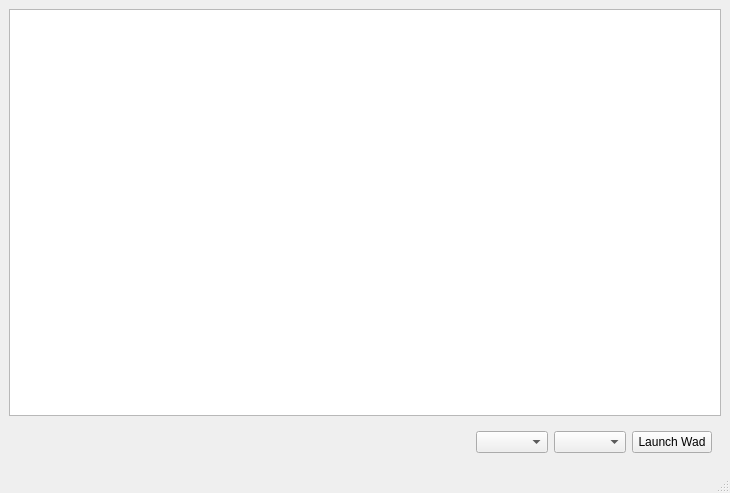
Above: src/main/resources/base/template/wadlauncher.ui from karlpet/WadLauncher before the change. Below: the same form after it.
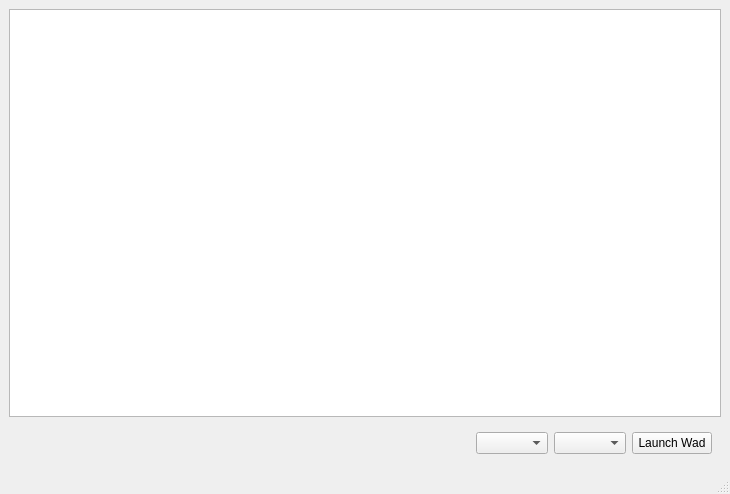
That is the form after the change.

Commit message: Refactor entire app to use Model and QModels for views.

```diff
--- a/src/main/resources/base/template/wadlauncher.ui
+++ b/src/main/resources/base/template/wadlauncher.ui
@@ -7,7 +7,7 @@
     <x>0</x>
     <y>0</y>
     <width>730</width>
-    <height>493</height>
+    <height>494</height>
    </rect>
   </property>
   <property name="windowTitle">
@@ -16,7 +16,7 @@
   <widget class="QWidget" name="centralwidget">
    <layout class="QVBoxLayout" name="verticalLayout_2">
     <item>
-     <widget class="QListWidget" name="WadList"/>
+     <widget class="QListView" name="WadList"/>
     </item>
     <item>
      <widget class="QWidget" name="LaunchBar" native="true">
```
Left out of the diff: 2 changed lines with no effect on the pictures. The commit also changes 14 other files.
